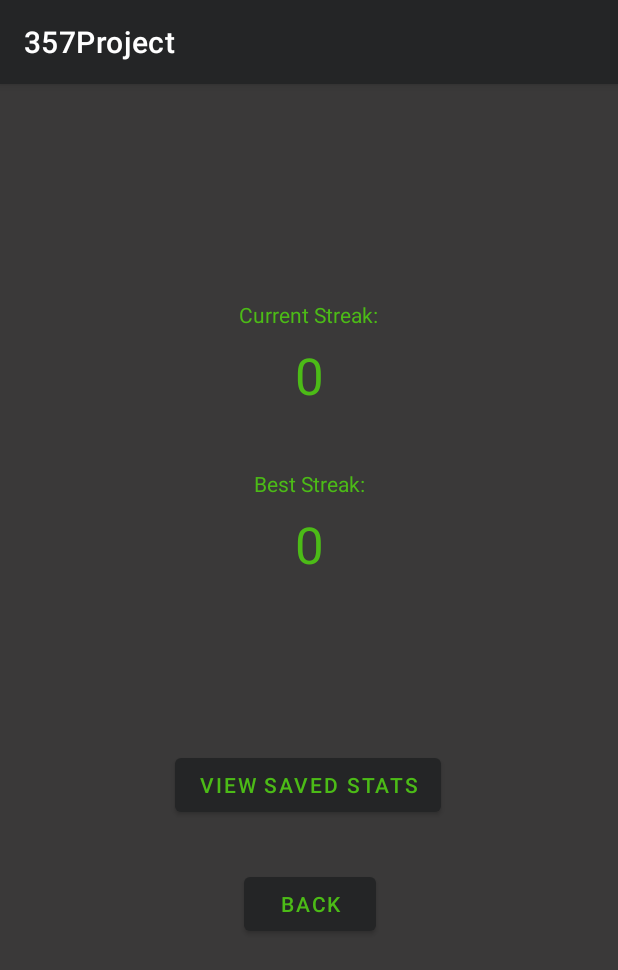
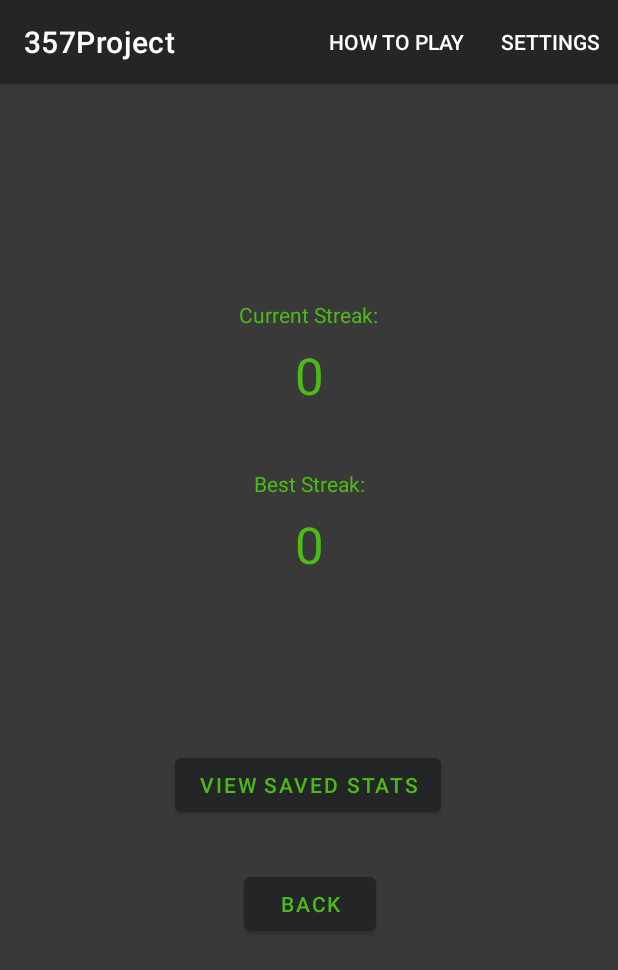
Before and after one commit to alliefitz22/357Project, an Android app: the screen it shows after launch (StatsActivity), after a tap on "STATS", on a phone screen of 412 x 824 dp. Shown: the top 970 px of the screen. Run offline under Robolectric (Android 15) with nearby library versions, the phone set to English and light mode, and no system bars; pictures from the network do not load.

Commit message:
Changed some interface stuff around.

```diff
--- a/app/src/main/java/com/example/a357project/CorrectAnswerActivity.kt
+++ b/app/src/main/java/com/example/a357project/CorrectAnswerActivity.kt
@@ -35,8 +35,8 @@ class CorrectAnswerActivity : AppCompatActivity() {
         }
         stopButton.setOnClickListener {
             //this is where we need to go back to the main screen
-           val i = Intent(this, MainActivity::class.java )
-           startActivity(i)
+           /*val i = Intent(this, MainActivity::class.java )
+           startActivity(i)*/
             finish()
         }
 
--- a/app/src/main/java/com/example/a357project/MainActivity.kt
+++ b/app/src/main/java/com/example/a357project/MainActivity.kt
@@ -33,12 +33,6 @@ class MainActivity : AppCompatActivity() {
 
         val playButton = findViewById<Button>(R.id.playButton)
         val statsButton = findViewById<Button>(R.id.statsButton)
-        val h2pButton = findViewById<Button>(R.id.howToPlay)
-
-        h2pButton.setOnClickListener{
-            val i = Intent(this, HowToPlayActivity::class.java)
-            startActivity(i)
-        }
 
 
         playButton.setOnClickListener {
--- a/app/src/main/java/com/example/a357project/WrongAnswerActivity.kt
+++ b/app/src/main/java/com/example/a357project/WrongAnswerActivity.kt
@@ -49,8 +49,8 @@ class WrongAnswerActivity : AppCompatActivity() {
         }
         stopButton.setOnClickListener {
 
-            val i = Intent(this, MainActivity::class.java )
-            startActivity(i)
+            /*val i = Intent(this, MainActivity::class.java )
+            startActivity(i)*/
             finish()
 
         }
--- a/app/src/main/res/menu/main_menu.xml
+++ b/app/src/main/res/menu/main_menu.xml
@@ -3,9 +3,11 @@
     xmlns:android="http://schemas.android.com/apk/res/android">
 
     <item
+        android:id="@+id/HTP_action"
+        android:title="How To Play"
+        app:showAsAction="ifRoom" />
+    <item
         android:id="@+id/settings_action"
-        android:title="Settings" />
-    <item
-        android:id="@+id/HTP_action"
-        android:title="How To Play" />
+        android:title="Settings"
+        app:showAsAction="ifRoom" />
 </menu>
```
Also changed, not shown: app/src/main/AndroidManifest.xml (+6 -3 lines), app/src/main/java/com/example/a357project/SettingsActivity.kt (+2 -7 lines), app/src/main/java/com/example/a357project/StatsActivity.kt (+20 -0 lines), app/src/main/res/layout/activity_main.xml (+0 -14 lines).
